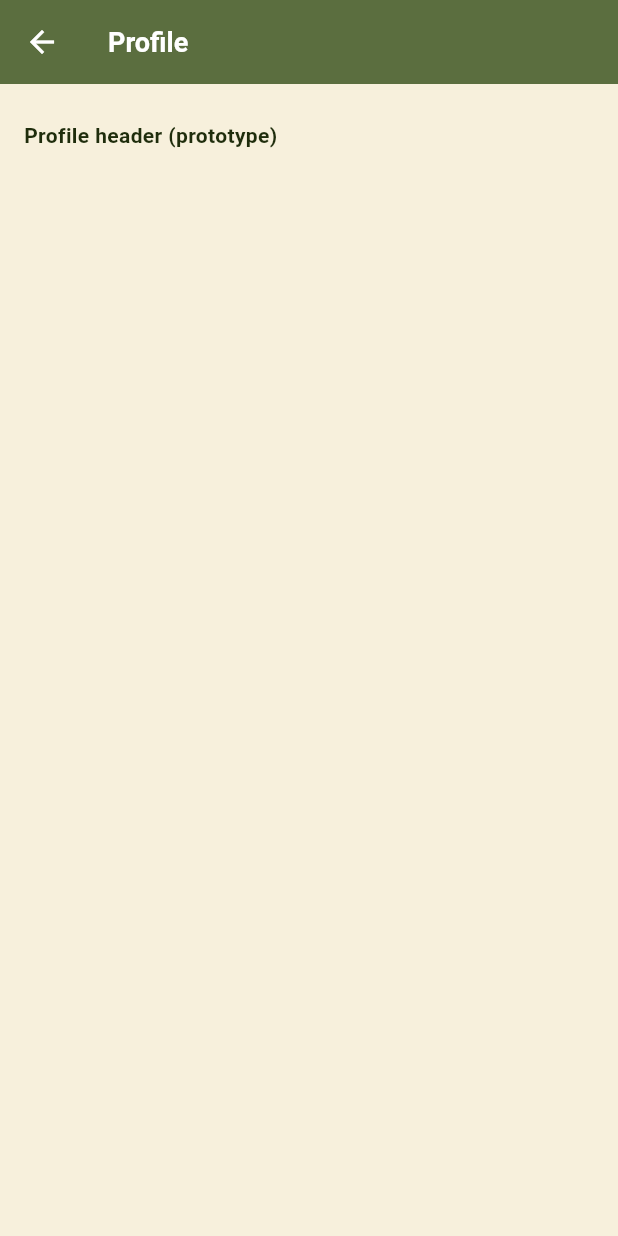
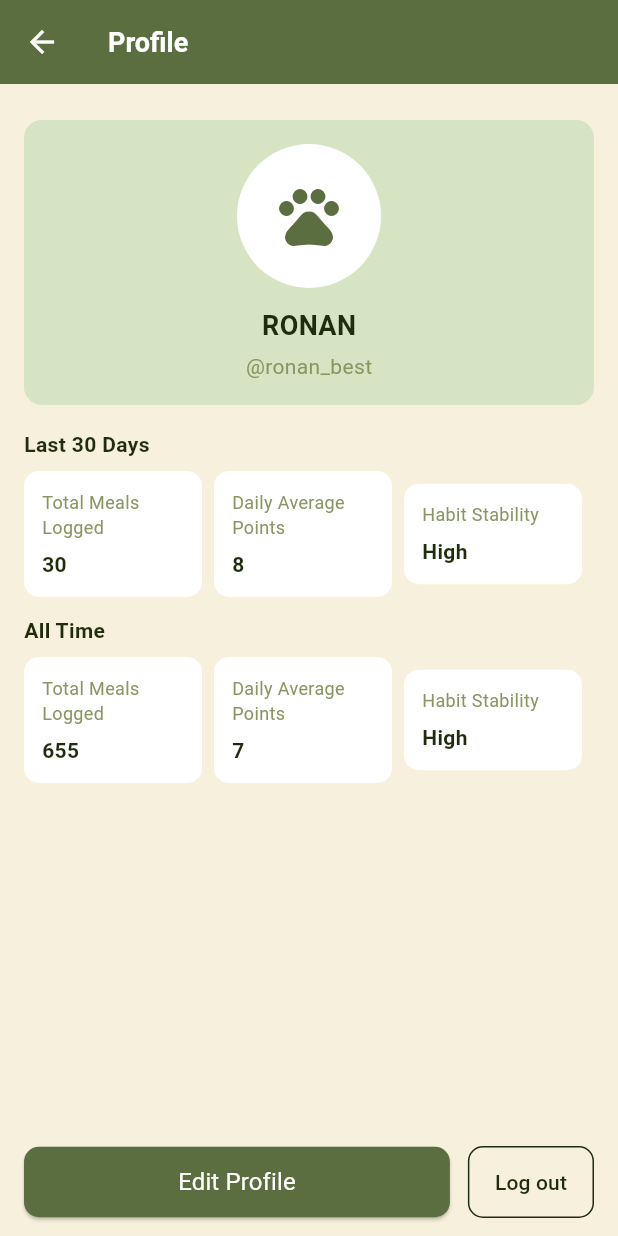
Before and after one commit to Haysansan/MealMirror, a Flutter app: the ProfileScreen screen opened directly, on a phone screen of 412 x 824 dp. Run offline on Flutter 3.47's test engine with Material 3 defaults, Android fonts, the phone set to English and light mode, and no system bars; our stand-ins replace drift, go_router, shared_preferences; accounts and stored records are empty.

Commit message:
add profile and log_meal  UI

```diff
--- a/lib/core/theme/app_text_styles.dart
+++ b/lib/core/theme/app_text_styles.dart
@@ -22,6 +22,12 @@ class AppTextStyles {
     color: AppColors.onLight,
   );
 
+  static const TextStyle titleSmall = TextStyle(
+    fontSize: 14,
+    fontWeight: FontWeight.w600,
+    color: AppColors.onLight,
+  );
+
   static const TextStyle bodyLarge = TextStyle(
     fontSize: 16,
     fontWeight: FontWeight.w400,
@@ -30,6 +36,12 @@ class AppTextStyles {
 
   static const TextStyle bodyMedium = TextStyle(
     fontSize: 14,
+    fontWeight: FontWeight.w400,
+    color: AppColors.onLight,
+  );
+
+  static const TextStyle bodySmall = TextStyle(
+    fontSize: 12,
     fontWeight: FontWeight.w400,
     color: AppColors.onLight,
   );
@@ -44,8 +56,9 @@ class AppTextStyles {
     headlineLarge: headlineLarge,
     headlineMedium: headlineMedium,
     titleLarge: titleLarge,
+    titleSmall: titleSmall,
     bodyLarge: bodyLarge,
     bodyMedium: bodyMedium,
-    bodySmall: caption,
+    bodySmall: bodySmall,
   );
 }
--- a/lib/features/log_meal/log_meal_screen.dart
+++ b/lib/features/log_meal/log_meal_screen.dart
@@ -3,8 +3,6 @@ import '../../shared/widgets/app_scaffold.dart';
 import '../../shared/widgets/primary_button.dart';
 import 'widgets/meal_input_card.dart';
 import 'widgets/nutrition_selector.dart';
-import '../../core/theme/app_colors.dart';
-import '../../core/theme/app_text_styles.dart';
 
 class LogMealScreen extends StatefulWidget {
   const LogMealScreen({Key? key}) : super(key: key);
--- a/lib/features/log_meal/widgets/nutrition_selector.dart
+++ b/lib/features/log_meal/widgets/nutrition_selector.dart
@@ -69,7 +69,7 @@ class ProcessingSelector extends StatelessWidget {
 
   @override
   Widget build(BuildContext context) {
-    final options = [
+    final List<Map<String, String>> options = [
       {'label': 'Whole', 'desc': 'Unrefined, close to natural state.'},
       {
         'label': 'Processed',
@@ -84,8 +84,8 @@ class ProcessingSelector extends StatelessWidget {
         Text('How processed is this meal?', style: AppTextStyles.titleLarge),
         const SizedBox(height: 12),
         ...options.map((o) {
-          final label = o['label']! as String;
-          final desc = o['desc']! as String;
+          final label = o['label']!;
+          final desc = o['desc']!;
           final selected = label == value;
           return GestureDetector(
             onTap: () => onChanged(label),
--- a/lib/features/profile/profile_screen.dart
+++ b/lib/features/profile/profile_screen.dart
@@ -1,5 +1,10 @@
 import 'package:flutter/material.dart';
 import '../../shared/widgets/app_scaffold.dart';
+import '../../shared/widgets/primary_button.dart';
+import '../../core/theme/app_text_styles.dart';
+import '../../core/theme/app_colors.dart';
+import 'widgets/profile_header.dart';
+import 'widgets/profile_stat_row.dart';
 
 class ProfileScreen extends StatelessWidget {
   const ProfileScreen({Key? key}) : super(key: key);
@@ -10,11 +15,49 @@ class ProfileScreen extends StatelessWidget {
       title: 'Profile',
       body: Column(
         crossAxisAlignment: CrossAxisAlignment.start,
-        children: const [
-          SizedBox(height: 12),
-          Text(
-            'Profile header (prototype)',
-            style: TextStyle(fontWeight: FontWeight.bold),
+        children: [
+          const SizedBox(height: 12),
+          const ProfileHeader(name: 'RONAN', handle: '@ronan_best'),
+          const SizedBox(height: 16),
+          ProfileStatSection(
+            title: 'Last 30 Days',
+            stats: const [
+              StatItem(label: 'Total Meals Logged', value: '30'),
+              StatItem(label: 'Daily Average Points', value: '8'),
+              StatItem(label: 'Habit Stability', value: 'High'),
+            ],
+          ),
+          const SizedBox(height: 12),
+          ProfileStatSection(
+            title: 'All Time',
+            stats: const [
+              StatItem(label: 'Total Meals Logged', value: '655'),
+              StatItem(label: 'Daily Average Points', value: '7'),
+              StatItem(label: 'Habit Stability', value: 'High'),
+            ],
+          ),
+          const Spacer(),
+          Row(
+            children: [
+              Expanded(
+                child: PrimaryButton(text: 'Edit Profile', onPressed: () {}),
+              ),
+              const SizedBox(width: 12),
+              OutlinedButton(
+                style: OutlinedButton.styleFrom(
+                  foregroundColor: AppColors.onLight,
+                  padding: const EdgeInsets.symmetric(
+                    horizontal: 18,
+                    vertical: 14,
+                  ),
+                  shape: RoundedRectangleBorder(
+                    borderRadius: BorderRadius.circular(10),
+                  ),
+                ),
+                onPressed: () {},
+                child: const Text('Log out'),
+              ),
+            ],
           ),
         ],
       ),
--- a/lib/features/profile/widgets/profile_header.dart
+++ b/lib/features/profile/widgets/profile_header.dart
@@ -0,0 +1,51 @@
+import 'package:flutter/material.dart';
+import '../../../shared/widgets/pet_avatar.dart';
+import '../../../core/theme/app_text_styles.dart';
+import '../../../core/theme/app_colors.dart';
+
+class ProfileHeader extends StatelessWidget {
+  final String name;
+  final String handle;
+  final VoidCallback? onEdit;
+  final VoidCallback? onLogout;
+
+  const ProfileHeader({
+    Key? key,
+    required this.name,
+    required this.handle,
+    this.onEdit,
+    this.onLogout,
+  }) : super(key: key);
+
+  @override
+  Widget build(BuildContext context) {
+    return Container(
+      padding: const EdgeInsets.all(16),
+      decoration: BoxDecoration(
+        color: AppColors.section,
+        borderRadius: BorderRadius.circular(12),
+      ),
+      child: Column(
+        crossAxisAlignment: CrossAxisAlignment.center,
+        children: [
+          const Center(child: PetAvatar(size: 96)),
+          const SizedBox(height: 12),
+          Text(
+            name,
+            style: AppTextStyles.titleLarge.copyWith(
+              fontWeight: FontWeight.w700,
+              color: AppColors.onLight,
+            ),
+          ),
+          const SizedBox(height: 4),
+          Text(
+            handle,
+            style: AppTextStyles.bodyMedium.copyWith(
+              color: AppColors.secondary,
+            ),
+          ),
+        ],
+      ),
+    );
+  }
+}
--- a/lib/features/profile/widgets/profile_stat_row.dart
+++ b/lib/features/profile/widgets/profile_stat_row.dart
@@ -0,0 +1,69 @@
+import 'package:flutter/material.dart';
+import '../../../core/theme/app_text_styles.dart';
+import '../../../core/theme/app_colors.dart';
+
+class StatItem {
+  final String label;
+  final String value;
+  const StatItem({required this.label, required this.value});
+}
+
+class ProfileStatSection extends StatelessWidget {
+  final String title;
+  final List<StatItem> stats;
+  const ProfileStatSection({Key? key, required this.title, required this.stats})
+    : super(key: key);
+
+  @override
+  Widget build(BuildContext context) {
+    return Column(
+      crossAxisAlignment: CrossAxisAlignment.start,
+      children: [
+        Text(
+          title,
+          style: AppTextStyles.titleSmall.copyWith(color: AppColors.onLight),
+        ),
+        const SizedBox(height: 8),
+        Row(
+          children: stats
+              .map((s) => Expanded(child: _StatCard(item: s)))
+              .toList(),
+        ),
+      ],
+    );
+  }
+}
+
+class _StatCard extends StatelessWidget {
+  final StatItem item;
+  const _StatCard({Key? key, required this.item}) : super(key: key);
+
+  @override
+  Widget build(BuildContext context) {
+    return Container(
+      margin: const EdgeInsets.only(right: 8),
+      padding: const EdgeInsets.symmetric(horizontal: 12, vertical: 12),
+      decoration: BoxDecoration(
+        color: AppColors.surface,
+        borderRadius: BorderRadius.circular(10),
+      ),
+      child: Column(
+        crossAxisAlignment: CrossAxisAlignment.start,
+        children: [
+          Text(
+            item.label,
+            style: AppTextStyles.bodySmall.copyWith(color: AppColors.secondary),
+          ),
+          const SizedBox(height: 6),
+          Text(
+            item.value,
+            style: AppTextStyles.titleSmall.copyWith(
+              fontWeight: FontWeight.w700,
+              color: AppColors.onLight,
+            ),
+          ),
+        ],
+      ),
+    );
+  }
+}
```
